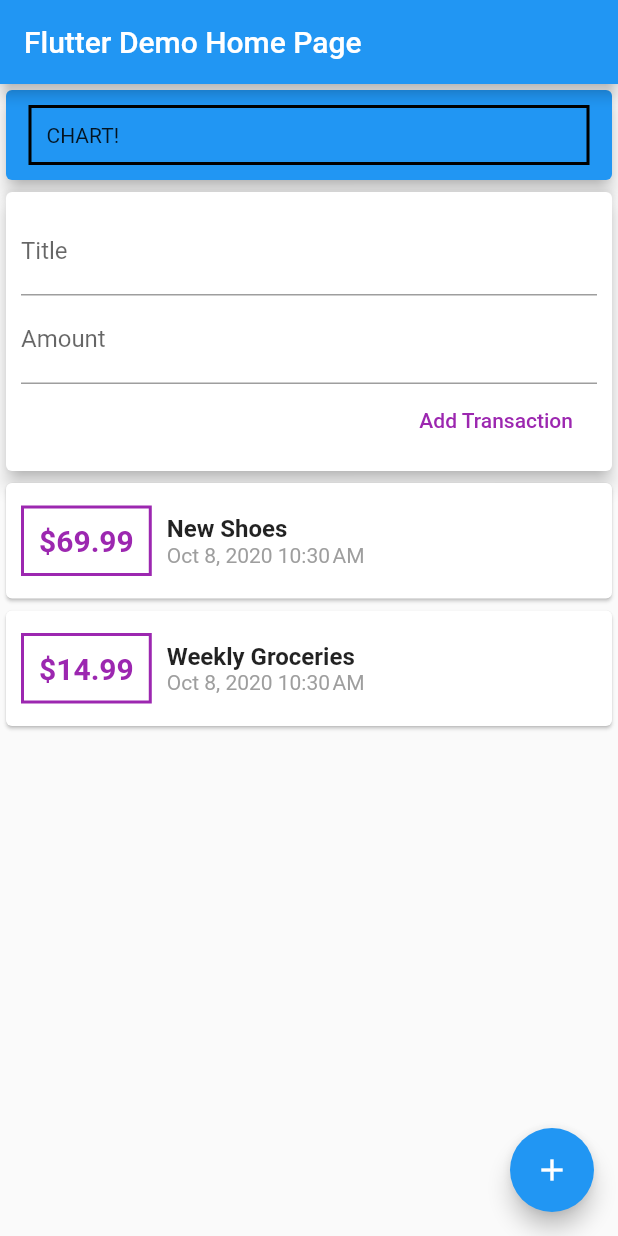
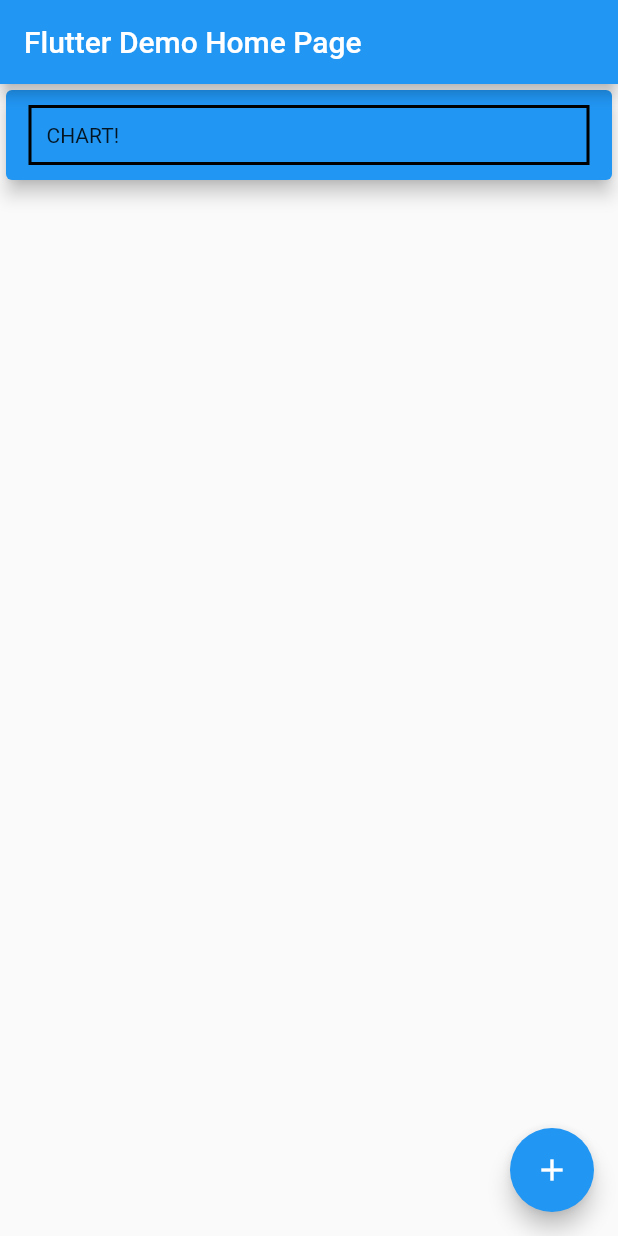
Before and after one commit to haidangngoc/expenses_planner, a Flutter app: the screen it shows after launch, on a phone screen of 412 x 824 dp. Run offline on Flutter 3.47's test engine with Material 2 defaults, Android fonts, the phone set to English and light mode, and no system bars.

```diff
--- a/lib/main.dart
+++ b/lib/main.dart
@@ -1,6 +1,4 @@
-import './transaction.dart';
 import 'package:flutter/material.dart';
-import 'package:intl/intl.dart';
 
 void main() {
   runApp(MyApp());
@@ -57,21 +55,6 @@ class MyHomePage extends StatefulWidget {
 }
 
 class _MyHomePageState extends State<MyHomePage> {
-  final List<Transaction> transactions = [
-    Transaction(
-      id: 't1',
-      title: 'New Shoes',
-      amount: 69.99,
-      date: DateTime.now(),
-    ),
-    Transaction(
-      id: 't2',
-      title: 'Weekly Groceries',
-      amount: 14.99,
-      date: DateTime.now(),
-    ),
-  ];
-
   int _counter = 0;
 
   void _incrementCounter() {
@@ -145,85 +128,6 @@ class _MyHomePageState extends State<MyHomePage> {
               ),
               elevation: 5,
             ),
-            Card(
-              elevation: 5,
-              child: Container(
-                padding: EdgeInsets.all(10),
-                child: Column(
-                  crossAxisAlignment: CrossAxisAlignment.end,
-                  children: <Widget>[
-                    TextField(
-                      decoration: InputDecoration(labelText: 'Title'),
-                      controller: titleController,
-                      // onChanged: (val) {
-                      //   titleInput = val;
-                      // },
-                    ),
-                    TextField(
-                      decoration: InputDecoration(labelText: 'Amount'),
-                      controller: amountController,
-                      // onChanged: (val) => amountInput = val,
-                    ),
-                    FlatButton(
-                      onPressed: () {
-                        print(titleController.text);
-                      },
-                      textColor: Colors.purple,
-                      child: Text('Add Transaction'),
-                    ),
-                  ],
-                ),
-              ),
-            ),
-            Column(
-              children: transactions.map((tx) {
-                return Card(
-                  child: Row(
-                    children: <Widget>[
-                      Container(
-                        margin: EdgeInsets.symmetric(
-                          horizontal: 10,
-                          vertical: 15,
-                        ),
-                        decoration: BoxDecoration(
-                          border: Border.all(
-                            color: Colors.purple,
-                            width: 2,
-                          ),
-                        ),
-                        padding: EdgeInsets.all(10),
-                        child: Text(
-                          '\$${tx.amount}',
-                          style: TextStyle(
-                            fontWeight: FontWeight.bold,
-                            fontSize: 20,
-                            color: Colors.purple,
-                          ),
-                        ),
-                      ),
-                      Column(
-                        crossAxisAlignment: CrossAxisAlignment.start,
-                        children: <Widget>[
-                          Text(
-                            tx.title,
-                            style: TextStyle(
-                              fontSize: 16,
-                              fontWeight: FontWeight.bold,
-                            ),
-                          ),
-                          Text(
-                            DateFormat.yMMMd().add_jm().format(tx.date),
-                            style: TextStyle(
-                              color: Colors.grey,
-                            ),
-                          ),
-                        ],
-                      ),
-                    ],
-                  ),
-                );
-              }).toList(),
-            ),
           ],
         ),
       ),
```
Also changed, not shown: lib/widgets/new_transaction.dart (added, +40 -0 lines), lib/widgets/transaction_list.dart (added, +62 -0 lines), lib/widgets/user_transactions.dart (added, +35 -0 lines), lib/models/transaction.dart (renamed from lib/transaction.dart).
